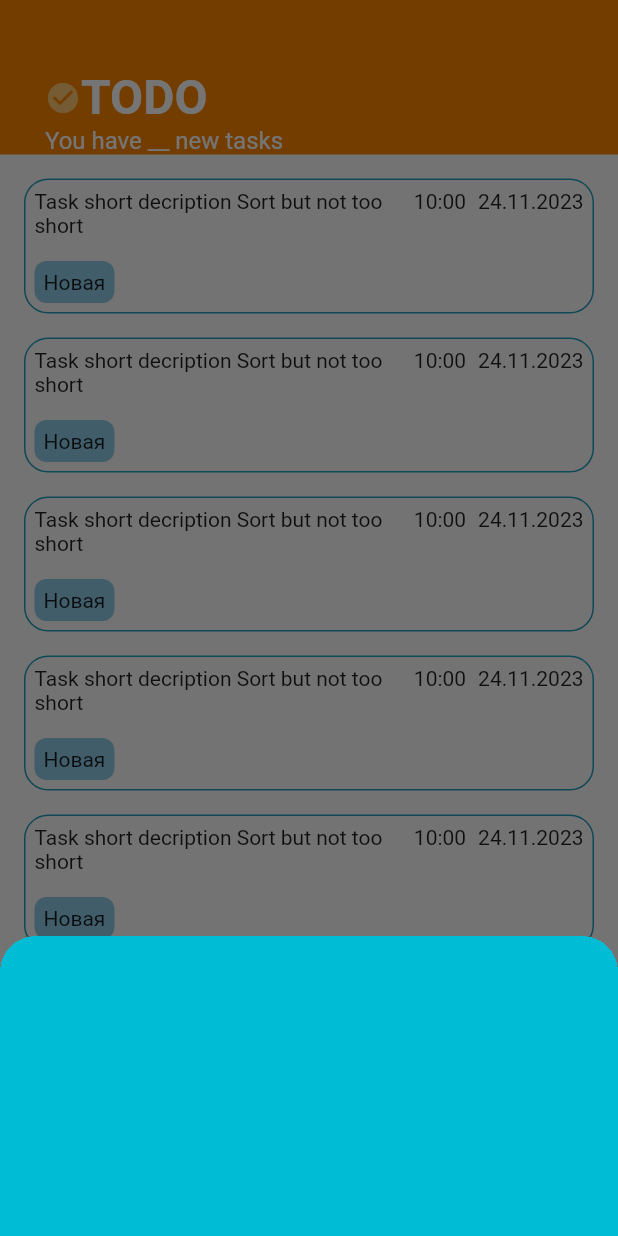
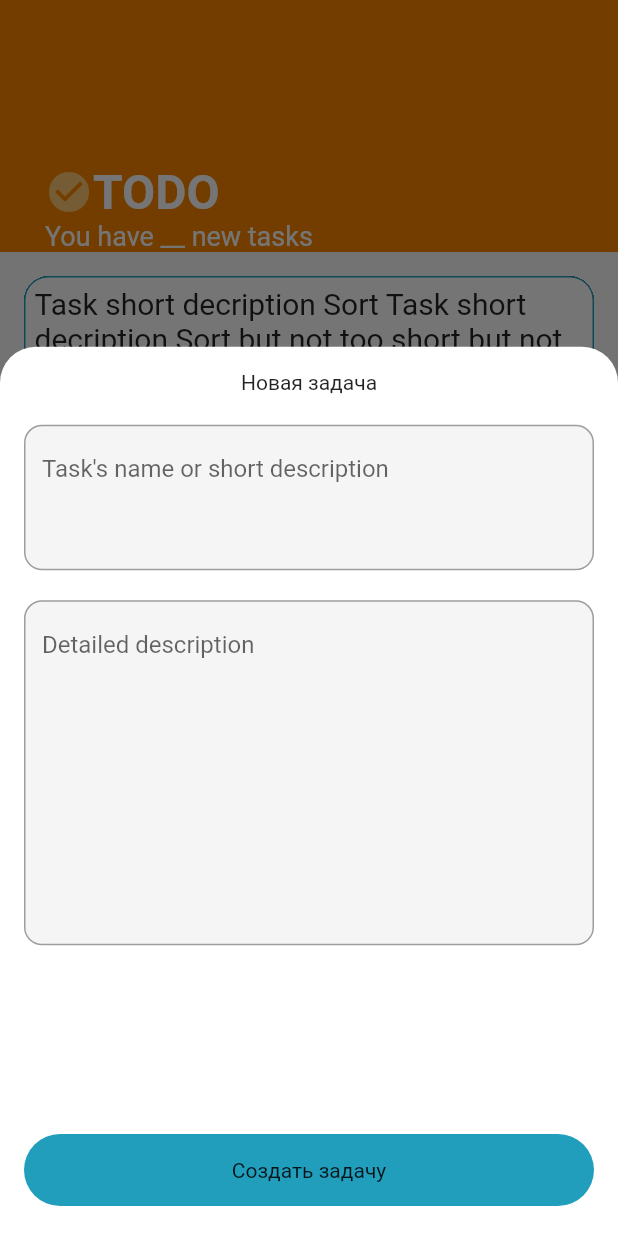
Before and after one commit to ann-who/todo_test_app, a Flutter app: the screen it shows after launch, after a tap on the "add" icon, on a phone screen of 412 x 824 dp. Run offline on Flutter 3.47's test engine with Material 2 defaults, Android fonts, the phone set to English and light mode, and no system bars.

Commit message:
Add some UI elements

```diff
--- a/lib/main.dart
+++ b/lib/main.dart
@@ -1,4 +1,5 @@
 import 'package:flutter/material.dart';
+import 'package:todo_test_app/resources/app_colors.dart';
 
 import 'presentation_layer/tasks_page/tasks_page.dart';
 
@@ -15,6 +16,28 @@ class MyApp extends StatelessWidget {
       theme: ThemeData(
         colorScheme: ColorScheme.fromSeed(seedColor: Colors.deepPurple),
         useMaterial3: false,
+        appBarTheme: const AppBarTheme(backgroundColor: AppColors.mainOrange),
+        inputDecorationTheme: InputDecorationTheme(
+          filled: true,
+          fillColor: MaterialStateColor.resolveWith(
+            (Set<MaterialState> states) {
+              return states.contains(MaterialState.focused)
+                  ? AppColors.lightBlue.withOpacity(0.2)
+                  : Colors.grey.withOpacity(0.1);
+            },
+          ),
+          enabledBorder: OutlineInputBorder(
+            borderRadius: BorderRadius.circular(12.0),
+            borderSide: const BorderSide(color: Colors.grey),
+          ),
+          focusedBorder: OutlineInputBorder(
+            borderRadius: BorderRadius.circular(12.0),
+            borderSide: const BorderSide(color: AppColors.blue),
+          ),
+        ),
+        textSelectionTheme: const TextSelectionThemeData(
+          cursorColor: AppColors.darkBlue,
+        ),
       ),
       home: const TasksPage(),
     );
--- /dev/null
+++ b/lib/presentation_layer/common_widgets/status_label_widget.dart
@@ -0,0 +1,93 @@
+import 'package:flutter/material.dart';
+
+import 'package:todo_test_app/data_layer/models/task_status.dart';
+import 'package:todo_test_app/resources/app_colors.dart';
+
+class StatusLabel extends StatefulWidget {
+  final TaskStatus status;
+
+  const StatusLabel({
+    super.key,
+    required this.status,
+  });
+
+  @override
+  State<StatusLabel> createState() => _StatusLabelState();
+}
+
+class _StatusLabelState extends State<StatusLabel> {
+  bool _menuOpened = false;
+
+  var _items = <PopupMenuEntry>[
+    PopupMenuItem(
+      child: Text('Новая'),
+    ),
+    PopupMenuItem(
+      child: Text('В работе'),
+    ),
+    PopupMenuItem(
+      child: Text('Выполнена'),
+    ),
+  ];
+
+  @override
+  Widget build(BuildContext context) {
+    return PopupMenuButton(
+      splashRadius: 8.0,
+      offset: const Offset(0.0, 40.0),
+      onOpened: () => setState(() {
+        _menuOpened = !_menuOpened;
+      }),
+      onCanceled: () => setState(() {
+        _menuOpened = !_menuOpened;
+      }),
+      itemBuilder: (context) => _items,
+      child: Container(
+        padding: const EdgeInsets.all(6.0),
+        decoration: BoxDecoration(
+          color: _getLabelColor(widget.status),
+          borderRadius: BorderRadius.circular(8.0),
+        ),
+        child: Row(
+          mainAxisSize: MainAxisSize.min,
+          children: [
+            Text(
+              _getLabelStatus(widget.status),
+              style: const TextStyle(color: Colors.white),
+            ),
+            AnimatedRotation(
+              turns: _menuOpened ? 0.25 : 0.0,
+              duration: const Duration(milliseconds: 300),
+              child: SizedBox.fromSize(
+                child: const Icon(
+                  Icons.arrow_right,
+                  color: Colors.white,
+                ),
+              ),
+            )
+          ],
+        ),
+      ),
+    );
+  }
+
+  Color _getLabelColor(TaskStatus status) {
+    if (status == TaskStatus.fresh) {
+      return AppColors.lightBlue;
+    } else if (status == TaskStatus.inProgress) {
+      return AppColors.green;
+    } else {
+      return AppColors.violet;
+    }
+  }
+
+  String _getLabelStatus(TaskStatus status) {
+    if (status == TaskStatus.fresh) {
+      return 'Новая';
+    } else if (status == TaskStatus.inProgress) {
+      return 'В работе';
+    } else {
+      return 'Выполнена';
+    }
+  }
+}
--- a/lib/presentation_layer/tasks_page/widgets/create_task_widget.dart
+++ b/lib/presentation_layer/tasks_page/widgets/create_task_widget.dart
@@ -1,4 +1,5 @@
 import 'package:flutter/material.dart';
+import 'package:todo_test_app/resources/app_colors.dart';
 
 class CreateTask {
   CreateTask._();
@@ -6,8 +7,9 @@ class CreateTask {
   static Future modalBottomSheet(BuildContext context) async {
     await showModalBottomSheet(
       context: context,
+      useSafeArea: true,
       useRootNavigator: true,
-      backgroundColor: Colors.transparent,
+      backgroundColor: Colors.white,
       isScrollControlled: true,
       shape: const RoundedRectangleBorder(
         borderRadius: BorderRadius.vertical(
@@ -16,7 +18,56 @@ class CreateTask {
       ),
       clipBehavior: Clip.hardEdge,
       builder: (BuildContext context) {
-        return Container(height: 200, color: Colors.cyan);
+        return SingleChildScrollView(
+          child: Padding(
+            padding: EdgeInsets.only(
+              top: 16.0,
+              left: 16.0,
+              right: 16.0,
+              bottom: MediaQuery.of(context).viewInsets.bottom,
+            ),
+            child: ConstrainedBox(
+              constraints: BoxConstraints(
+                maxHeight: MediaQuery.of(context).size.height * 0.7,
+              ),
+              child: Column(
+                mainAxisSize: MainAxisSize.min,
+                children: [
+                  Text('Новая задача'),
+                  const SizedBox(height: 20.0),
+                  TextFormField(
+                    maxLines: 3,
+                    decoration: InputDecoration(
+                      hintText: 'Task\'s name or short description',
+                    ),
+                  ),
+                  const SizedBox(height: 20.0),
+                  TextFormField(
+                    maxLines: 10,
+                    decoration: InputDecoration(
+                      hintText: 'Detailed description',
+                    ),
+                  ),
+                  Spacer(),
+                  InkWell(
+                    onTap: () {},
+                    child: Container(
+                      padding: EdgeInsets.all(16.0),
+                      width: double.maxFinite,
+                      decoration: BoxDecoration(
+                        color: AppColors.blue,
+                        borderRadius: BorderRadius.circular(24.0),
+                      ),
+                      alignment: Alignment.center,
+                      child: Text('Создать задачу'),
+                    ),
+                  ),
+                  const SizedBox(height: 20.0),
+                ],
+              ),
+            ),
+          ),
+        );
       },
     );
   }
--- /dev/null
+++ b/lib/presentation_layer/tasks_page/widgets/dismiss_task_widget.dart
@@ -0,0 +1,97 @@
+import 'package:flutter/material.dart';
+import 'package:todo_test_app/resources/app_colors.dart';
+
+class DismissTask extends StatelessWidget {
+  final Widget child;
+  // final Task task;
+  const DismissTask({
+    required this.child,
+    // required this.task,
+    Key? key,
+  }) : super(key: key);
+
+  @override
+  Widget build(BuildContext context) {
+    final Brightness brightness = MediaQuery.of(context).platformBrightness;
+
+    return ClipRRect(
+      clipBehavior: Clip.hardEdge,
+      borderRadius: const BorderRadius.all(Radius.circular(16.0)),
+      child: Dismissible(
+        key: ValueKey(0),
+        confirmDismiss: (DismissDirection direction) async {
+          bool needDelete = false;
+          if (direction == DismissDirection.startToEnd) {
+          } else if (direction == DismissDirection.endToStart) {}
+          return needDelete;
+        },
+        background: ChangeStatusBackground(),
+        secondaryBackground: DeleteBackground(
+          brightness: brightness,
+        ),
+        child: Container(
+          decoration: const BoxDecoration(
+            gradient: LinearGradient(
+              begin: Alignment.centerLeft,
+              end: Alignment.centerRight,
+              colors: <Color>[AppColors.blue, Colors.red],
+            ),
+          ),
+          child: child,
+        ),
+      ),
+    );
+  }
+}
+
+class DeleteBackground extends StatelessWidget {
+  const DeleteBackground({
+    Key? key,
+    required this.brightness,
+  }) : super(key: key);
+
+  final Brightness? brightness;
+
+  @override
+  Widget build(BuildContext context) {
+    return Container(
+      alignment: Alignment.centerRight,
+      color: Colors.red,
+      child: const Padding(
+        padding: EdgeInsets.symmetric(
+          horizontal: 16.0,
+        ),
+        child: Icon(
+          Icons.delete_rounded,
+          color: Colors.white,
+        ),
+      ),
+    );
+  }
+}
+
+class ChangeStatusBackground extends StatelessWidget {
+  // final Task task;
+
+  const ChangeStatusBackground({
+    // required this.task,
+    Key? key,
+  }) : super(key: key);
+
+  @override
+  Widget build(BuildContext context) {
+    return Container(
+      alignment: Alignment.centerLeft,
+      color: AppColors.blue,
+      child: Padding(
+        padding: const EdgeInsets.symmetric(
+          horizontal: 16.0,
+        ),
+        child: Icon(
+          Icons.arrow_right_alt_rounded,
+          color: Colors.white,
+        ),
+      ),
+    );
+  }
+}
--- a/lib/presentation_layer/tasks_page/widgets/task_widget.dart
+++ b/lib/presentation_layer/tasks_page/widgets/task_widget.dart
@@ -1,10 +1,15 @@
 import 'package:flutter/material.dart';
-import 'package:todo_test_app/data_layer/task_status.dart';
+import 'package:todo_test_app/data_layer/models/task_status.dart';
+import 'package:todo_test_app/presentation_layer/common_widgets/status_label_widget.dart';
+import 'package:todo_test_app/presentation_layer/task_details_page/task_details_page.dart';
 import 'package:todo_test_app/resources/app_colors.dart';
 
 class TaskWidget extends StatefulWidget {
+  final TaskStatus status;
+
   const TaskWidget({
     Key? key,
+    required this.status,
   }) : super(key: key);
 
   @override
@@ -50,36 +55,48 @@ class _TaskWidgetState extends State<TaskWidget>
     return InkWell(
       borderRadius: BorderRadius.circular(16.0),
       onTap: () {
-        setState(() {
-          _isToggled = !_isToggled;
-        });
-        _animate();
+        Navigator.push(
+          context,
+          MaterialPageRoute(builder: (context) => const TaskDetailsPage()),
+        );
       },
       child: Container(
         padding: const EdgeInsets.all(6.0),
         decoration: BoxDecoration(
+          color: Colors.white,
           border: Border.all(color: AppColors.blue),
           borderRadius: BorderRadius.circular(16.0),
         ),
         child: Column(
           crossAxisAlignment: CrossAxisAlignment.start,
           children: [
-            Row(
-              crossAxisAlignment: CrossAxisAlignment.start,
-              children: [
-                Expanded(
-                  child: Text(
-                    'Task short decription Sort but not too short',
-                  ),
-                ),
-                Text('10:00'),
-                const SizedBox(width: 8.0),
-                Text('24.11.2023'),
-              ],
+            Text(
+              'Task short decription Sort Task short decription Sort but not too short but not too short Task short decription Sort but not too short',
+              maxLines: 3,
+              overflow: TextOverflow.ellipsis,
+              style: TextStyle(
+                fontSize: 20.0,
+                fontWeight: FontWeight.w400,
+              ),
             ),
             const SizedBox(height: 16.0),
-            StatusLabel(
-              status: TaskStatus.fresh,
+            Row(
+              crossAxisAlignment: CrossAxisAlignment.end,
+              children: [
+                StatusLabel(
+                  status: widget.status,
+                ),
+                const Spacer(),
+                Text(
+                  '10:00',
+                  style: TextStyle(color: Colors.grey),
+                ),
+                const SizedBox(width: 8.0),
+                Text(
+                  '24.11.2023',
+                  style: TextStyle(color: Colors.grey),
+                ),
+              ],
             ),
             SizeTransition(
               axisAlignment: 1.0,
@@ -96,44 +113,3 @@ class _TaskWidgetState extends State<TaskWidget>
     );
   }
 }
-
-class StatusLabel extends StatelessWidget {
-  final TaskStatus status;
-
-  const StatusLabel({
-    super.key,
-    required this.status,
-  });
-
-  @override
-  Widget build(BuildContext context) {
-    return Container(
-      padding: const EdgeInsets.all(6.0),
-      decoration: BoxDecoration(
-        color: _getLabelColor(status),
-        borderRadius: BorderRadius.circular(8.0),
-      ),
-      child: Text(_getLabelStatus(status)),
-    );
-  }
-
-  Color _getLabelColor(TaskStatus status) {
-    if (status == TaskStatus.fresh) {
-      return AppColors.lightBlue;
-    } else if (status == TaskStatus.inProgress) {
-      return AppColors.green;
-    } else {
-      return AppColors.violet;
-    }
-  }
-
-  String _getLabelStatus(TaskStatus status) {
-    if (status == TaskStatus.fresh) {
-      return 'Новая';
-    } else if (status == TaskStatus.inProgress) {
-      return 'В работе';
-    } else {
-      return 'Выполнена';
-    }
-  }
-}
--- a/lib/presentation_layer/tasks_page/widgets/tasks_list_widget.dart
+++ b/lib/presentation_layer/tasks_page/widgets/tasks_list_widget.dart
@@ -1,4 +1,6 @@
 import 'package:flutter/material.dart';
+import 'package:todo_test_app/data_layer/models/task_status.dart';
+import 'package:todo_test_app/presentation_layer/tasks_page/widgets/dismiss_task_widget.dart';
 import 'package:todo_test_app/presentation_layer/tasks_page/widgets/task_widget.dart';
 
 class TasksListWidget extends StatelessWidget {
@@ -15,7 +17,14 @@ class TasksListWidget extends StatelessWidget {
           shrinkWrap: true,
           itemCount: 20,
           itemBuilder: (BuildContext context, int index) {
-            return TaskWidget();
+            return DismissTask(
+              child: TaskWidget(
+                  status: index == 0
+                      ? TaskStatus.fresh
+                      : index.isOdd
+                          ? TaskStatus.inProgress
+                          : TaskStatus.done),
+            );
           },
           separatorBuilder: (context, index) => const SizedBox(
             height: 16.0,
--- a/lib/presentation_layer/tasks_page/widgets/wide_app_bar_widget.dart
+++ b/lib/presentation_layer/tasks_page/widgets/wide_app_bar_widget.dart
@@ -1,21 +1,17 @@
 import 'dart:ui';
+import 'package:flutter/material.dart';
 
-import 'package:flutter/material.dart';
 import 'package:todo_test_app/resources/app_colors.dart';
 
 class WideAppBarWidget extends StatelessWidget {
-  const WideAppBarWidget({
-    Key? key,
-  }) : super(key: key);
+  const WideAppBarWidget({Key? key}) : super(key: key);
 
   @override
   Widget build(BuildContext context) {
     return SliverPersistentHeader(
       pinned: true,
       delegate: MyHeaderDelegate(
-        appBarExpandedHeight: MediaQuery.of(context).size.height <= 800
-            ? MediaQuery.of(context).size.height / 5
-            : MediaQuery.of(context).size.height / 8,
+        appBarExpandedHeight: kToolbarHeight * 3,
         statusBarHeight: MediaQuery.of(context).viewPadding.top,
       ),
     );
@@ -68,15 +64,16 @@ class MyHeaderDelegate extends SliverPersistentHeaderDelegate {
               children: [
                 Row(
                   children: [
-                    const Icon(
+                    Icon(
                       Icons.check_circle,
+                      size: lerpDouble(32.0, 16.0, progress),
                       color: AppColors.lightOrange,
                     ),
                     Text(
                       'TODO',
                       style: TextStyle(
                         color: Colors.white,
-                        fontSize: lerpDouble(32.0, 20.0, progress),
+                        fontSize: lerpDouble(32.0, 16.0, progress),
                         fontWeight: FontWeight.bold,
                       ),
                     ),
@@ -87,7 +84,7 @@ class MyHeaderDelegate extends SliverPersistentHeaderDelegate {
                   'You have __ new tasks',
                   style: TextStyle(
                     color: Colors.white,
-                    fontSize: lerpDouble(16.0, 14.0, progress),
+                    fontSize: lerpDouble(18.0, 20.0, progress),
                   ),
                 ),
               ],
@@ -102,7 +99,7 @@ class MyHeaderDelegate extends SliverPersistentHeaderDelegate {
   double get maxExtent => appBarExpandedHeight;
 
   @override
-  double get minExtent => AppBar().preferredSize.height + statusBarHeight;
+  double get minExtent => kToolbarHeight + statusBarHeight;
 
   @override
   bool shouldRebuild(covariant SliverPersistentHeaderDelegate oldDelegate) =>
--- a/lib/resources/app_colors.dart
+++ b/lib/resources/app_colors.dart
@@ -5,6 +5,7 @@ class AppColors {
   static const Color lightOrange = Color(0xFFFFC971);
   static const Color lightBlue = Color(0xFF8ECAE6);
   static const Color blue = Color(0xFF219EBC);
-  static const Color green = Color(0xFFA5FFD6);
+  static const Color darkBlue = Color(0xFF023047);
+  static const Color green = Color(0xFF90A955);
   static const Color violet = Color(0xFF9381FF);
 }
```
Also changed, not shown: lib/presentation_layer/task_details_page/task_details_page.dart (added, +49 -0 lines), lib/data_layer/models/task_status.dart (renamed from lib/data_layer/task_status.dart).
